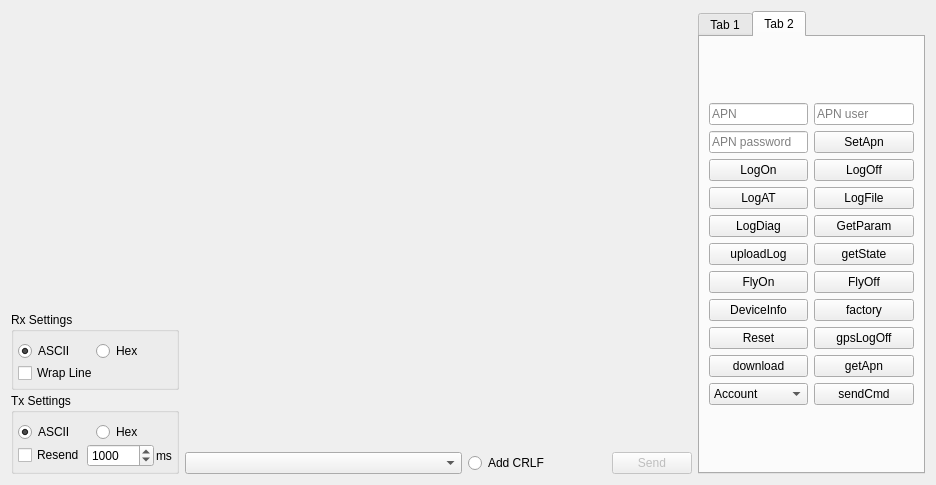
Before: the Qt Designer form SerialTool/ui/terminalview.ui in xfirekylin/SerialTool, drawn with Qt 5.
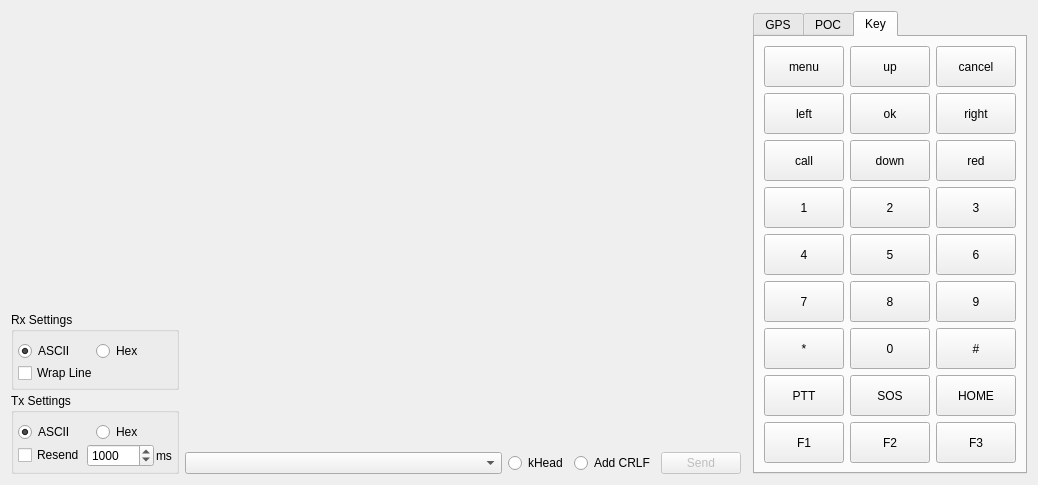
After: the same form once the commit is applied. Custom widgets are drawn as their Qt base class.

Commit message: 增加按键模拟

Diff of the .ui file:
```diff
--- a/SerialTool/ui/terminalview.ui
+++ b/SerialTool/ui/terminalview.ui
@@ -6,7 +6,7 @@
    <rect>
     <x>0</x>
     <y>0</y>
-    <width>936</width>
+    <width>1038</width>
     <height>485</height>
    </rect>
   </property>
@@ -204,14 +204,14 @@
           </widget>
          </item>
          <item>
-          <layout class="QGridLayout" name="gridLayout_7" columnstretch="2,1,1">
+          <layout class="QGridLayout" name="gridLayout_7" columnstretch="2,0,0,0,0">
            <property name="verticalSpacing">
-            <number>3</number>
+            <number>4</number>
            </property>
            <item row="1" column="0">
             <widget class="QComboBox" name="historyBox"/>
            </item>
-           <item row="1" column="2">
+           <item row="1" column="3">
             <widget class="QPushButton" name="sendButton">
              <property name="enabled">
               <bool>false</bool>
@@ -227,7 +227,14 @@
              </property>
             </widget>
            </item>
-           <item row="0" column="0" colspan="3">
+           <item row="1" column="1">
+            <widget class="QRadioButton" name="kHead">
+             <property name="text">
+              <string>kHead</string>
+             </property>
+            </widget>
+           </item>
+           <item row="0" column="0" colspan="5">
             <widget class="TextEdit" name="textEditTx" native="true">
              <property name="sizePolicy">
               <sizepolicy hsizetype="Preferred" vsizetype="Ignored">
@@ -248,7 +255,7 @@
              </property>
             </widget>
            </item>
-           <item row="1" column="1">
+           <item row="1" column="2">
             <widget class="QRadioButton" name="rCL">
              <property name="text">
               <string>Add CRLF</string>
@@ -273,7 +280,7 @@
         <enum>QTabWidget::North</enum>
        </property>
        <property name="currentIndex">
-        <number>1</number>
+        <number>2</number>
        </property>
        <property name="elideMode">
         <enum>Qt::ElideMiddle</enum>
@@ -301,7 +308,7 @@
          <bool>false</bool>
         </property>
         <attribute name="title">
-         <string>Tab 1</string>
+         <string>GPS</string>
         </attribute>
         <layout class="QGridLayout" name="gridLayout_3">
          <item row="0" column="0">
@@ -607,92 +614,59 @@
          </sizepolicy>
         </property>
         <attribute name="title">
-         <string>Tab 2</string>
+         <string>POC</string>
         </attribute>
-        <layout class="QGridLayout" name="gridLayout_5">
-         <item row="0" column="0">
-          <layout class="QGridLayout" name="gridLayout_4">
-           <item row="4" column="1">
-            <widget class="QPushButton" name="LogDiag">
-             <property name="text">
-              <string>LogDiag</string>
+        <layout class="QGridLayout" name="gridLayout_5" columnstretch="0,0">
+         <item row="0" column="1">
+          <layout class="QHBoxLayout" name="horizontalLayout_4">
+           <item>
+            <layout class="QGridLayout" name="gridLayout_4" rowstretch="0,0,0,0,0,0,0,0,0,0,0,0">
+             <property name="sizeConstraint">
+              <enum>QLayout::SetNoConstraint</enum>
              </property>
-            </widget>
-           </item>
-           <item row="7" column="1">
-            <widget class="QPushButton" name="deviceInfo">
-             <property name="text">
-              <string>DeviceInfo</string>
-             </property>
-            </widget>
-           </item>
-           <item row="5" column="1">
-            <widget class="QPushButton" name="uploadLogBtn">
-             <property name="text">
-              <string>uploadLog</string>
-             </property>
-            </widget>
-           </item>
-           <item row="5" column="2">
-            <widget class="QPushButton" name="getstateBtn">
-             <property name="text">
-              <string>getState</string>
-             </property>
-            </widget>
-           </item>
-           <item row="1" column="1">
+             <item row="1" column="0">
             <widget class="QLineEdit" name="apnPwd">
+               <property name="sizePolicy">
+                <sizepolicy hsizetype="Expanding" vsizetype="Expanding">
+                 <horstretch>0</horstretch>
+                 <verstretch>0</verstretch>
+                </sizepolicy>
+               </property>
              <property name="placeholderText">
               <string>APN password</string>
              </property>
             </widget>
            </item>
-           <item row="9" column="2">
-            <widget class="QPushButton" name="getApn">
-             <property name="text">
-              <string>getApn</string>
-             </property>
-            </widget>
-           </item>
-           <item row="3" column="2">
-            <widget class="QPushButton" name="logFileBtn">
+             <item row="9" column="0">
+              <widget class="QPushButton" name="download">
+               <property name="sizePolicy">
+                <sizepolicy hsizetype="Minimum" vsizetype="Expanding">
+                 <horstretch>0</horstretch>
+                 <verstretch>0</verstretch>
+                </sizepolicy>
+               </property>
              <property name="text">
               <string>LogFile</string>
              </property>
             </widget>
            </item>
-           <item row="3" column="1">
-            <widget class="QPushButton" name="LogAT">
-             <property name="text">
-              <string>LogAT</string>
-             </property>
-            </widget>
-           </item>
-           <item row="4" column="2">
-            <widget class="QPushButton" name="getParamBtn">
-             <property name="text">
-              <string>GetParam</string>
-             </property>
-            </widget>
-           </item>
-           <item row="6" column="2">
+             <item row="6" column="1">
             <widget class="QPushButton" name="flyOffBtn">
+               <property name="sizePolicy">
+                <sizepolicy hsizetype="Minimum" vsizetype="Expanding">
+                 <horstretch>0</horstretch>
+                 <verstretch>0</verstretch>
+                </sizepolicy>
+               </property>
              <property name="text">
               <string>FlyOff</string>
              </property>
             </widget>
            </item>
-           <item row="6" column="1">
-            <widget class="QPushButton" name="flyOnBtn">
-             <property name="text">
-              <string>FlyOn</string>
-             </property>
-            </widget>
-           </item>
-           <item row="1" column="2">
-            <widget class="QPushButton" name="setBtn">
+             <item row="4" column="1">
+              <widget class="QPushButton" name="getParamBtn">
              <property name="sizePolicy">
-              <sizepolicy hsizetype="Expanding" vsizetype="Fixed">
+                <sizepolicy hsizetype="Minimum" vsizetype="Expanding">
                <horstretch>0</horstretch>
                <verstretch>0</verstretch>
               </sizepolicy>
@@ -702,76 +676,92 @@
              </property>
             </widget>
            </item>
-           <item row="2" column="1">
+             <item row="2" column="0">
             <widget class="QPushButton" name="logOnBtn">
+               <property name="sizePolicy">
+                <sizepolicy hsizetype="Minimum" vsizetype="Expanding">
+                 <horstretch>0</horstretch>
+                 <verstretch>0</verstretch>
+                </sizepolicy>
+               </property>
              <property name="text">
               <string>LogOn</string>
              </property>
             </widget>
            </item>
-           <item row="8" column="1">
-            <widget class="QPushButton" name="resetBtn">
-             <property name="sizePolicy">
-              <sizepolicy hsizetype="Expanding" vsizetype="Fixed">
-               <horstretch>0</horstretch>
-               <verstretch>0</verstretch>
-              </sizepolicy>
-             </property>
-             <property name="text">
-              <string>Reset</string>
-             </property>
-            </widget>
-           </item>
            <item row="9" column="1">
-            <widget class="QPushButton" name="download">
+              <widget class="QPushButton" name="getApn">
+               <property name="sizePolicy">
+                <sizepolicy hsizetype="Minimum" vsizetype="Expanding">
+                 <horstretch>0</horstretch>
+                 <verstretch>0</verstretch>
+                </sizepolicy>
+               </property>
              <property name="text">
               <string>download</string>
              </property>
             </widget>
            </item>
-           <item row="7" column="2">
-            <widget class="QPushButton" name="factory">
+             <item row="10" column="1">
+              <widget class="QPushButton" name="sendCmd">
+               <property name="sizePolicy">
+                <sizepolicy hsizetype="Minimum" vsizetype="Expanding">
+                 <horstretch>0</horstretch>
+                 <verstretch>0</verstretch>
+                </sizepolicy>
+               </property>
              <property name="text">
               <string>factory</string>
              </property>
             </widget>
            </item>
-           <item row="2" column="2">
+             <item row="2" column="1">
             <widget class="QPushButton" name="logOffBtn">
+               <property name="sizePolicy">
+                <sizepolicy hsizetype="Minimum" vsizetype="Expanding">
+                 <horstretch>0</horstretch>
+                 <verstretch>0</verstretch>
+                </sizepolicy>
+               </property>
              <property name="text">
               <string>LogOff</string>
              </property>
             </widget>
            </item>
-           <item row="8" column="2">
-            <widget class="QPushButton" name="gpsLogOff">
+             <item row="5" column="0">
+              <widget class="QPushButton" name="uploadLogBtn">
+               <property name="sizePolicy">
+                <sizepolicy hsizetype="Minimum" vsizetype="Expanding">
+                 <horstretch>0</horstretch>
+                 <verstretch>0</verstretch>
+                </sizepolicy>
+               </property>
              <property name="text">
               <string>gpsLogOff</string>
              </property>
             </widget>
            </item>
-           <item row="0" column="1">
-            <widget class="QLineEdit" name="APN">
-             <property name="inputMask">
-              <string/>
-             </property>
-             <property name="placeholderText">
-              <string>APN</string>
+             <item row="3" column="1">
+              <widget class="QPushButton" name="logFileBtn">
+               <property name="sizePolicy">
+                <sizepolicy hsizetype="Minimum" vsizetype="Expanding">
+                 <horstretch>0</horstretch>
+                 <verstretch>0</verstretch>
+                </sizepolicy>
+               </property>
+               <property name="text">
+                <string>LogFile</string>
              </property>
             </widget>
            </item>
-           <item row="0" column="2">
-            <widget class="QLineEdit" name="apnUser">
-             <property name="inputMethodHints">
-              <set>Qt::ImhDigitsOnly</set>
-             </property>
-             <property name="placeholderText">
-              <string>APN user</string>
-             </property>
-            </widget>
-           </item>
-           <item row="10" column="1">
+             <item row="10" column="0">
             <widget class="QComboBox" name="cmdlist">
+               <property name="sizePolicy">
+                <sizepolicy hsizetype="Preferred" vsizetype="Expanding">
+                 <horstretch>0</horstretch>
+                 <verstretch>0</verstretch>
+                </sizepolicy>
+               </property>
              <item>
               <property name="text">
                <string>Account</string>
@@ -892,14 +882,551 @@
                <string>at2ui</string>
               </property>
              </item>
-            </widget>
-           </item>
-           <item row="10" column="2">
-            <widget class="QPushButton" name="sendCmd">
+               <item>
+                <property name="text">
+                 <string>simuKeyInput</string>
+                </property>
+               </item>
+              </widget>
+             </item>
+             <item row="1" column="1">
+              <widget class="QPushButton" name="setBtn">
+               <property name="sizePolicy">
+                <sizepolicy hsizetype="Expanding" vsizetype="Expanding">
+                 <horstretch>0</horstretch>
+                 <verstretch>0</verstretch>
+                </sizepolicy>
+               </property>
              <property name="text">
-              <string>sendCmd</string>
-             </property>
-            </widget>
+                <string>SetApn</string>
+               </property>
+              </widget>
+             </item>
+             <item row="0" column="0">
+              <widget class="QLineEdit" name="APN">
+               <property name="sizePolicy">
+                <sizepolicy hsizetype="Expanding" vsizetype="Expanding">
+                 <horstretch>0</horstretch>
+                 <verstretch>0</verstretch>
+                </sizepolicy>
+               </property>
+               <property name="inputMask">
+                <string/>
+               </property>
+               <property name="placeholderText">
+                <string>APN</string>
+               </property>
+              </widget>
+             </item>
+             <item row="11" column="0">
+              <widget class="QPushButton" name="relogin">
+               <property name="sizePolicy">
+                <sizepolicy hsizetype="Minimum" vsizetype="Expanding">
+                 <horstretch>0</horstretch>
+                 <verstretch>0</verstretch>
+                </sizepolicy>
+               </property>
+               <property name="text">
+                <string>relogin</string>
+               </property>
+              </widget>
+             </item>
+             <item row="3" column="0">
+              <widget class="QPushButton" name="LogAT">
+               <property name="sizePolicy">
+                <sizepolicy hsizetype="Minimum" vsizetype="Expanding">
+                 <horstretch>0</horstretch>
+                 <verstretch>0</verstretch>
+                </sizepolicy>
+               </property>
+               <property name="text">
+                <string>LogAT</string>
+               </property>
+              </widget>
+             </item>
+             <item row="8" column="0">
+              <widget class="QPushButton" name="resetBtn">
+               <property name="sizePolicy">
+                <sizepolicy hsizetype="Expanding" vsizetype="Expanding">
+                 <horstretch>0</horstretch>
+                 <verstretch>0</verstretch>
+                </sizepolicy>
+               </property>
+               <property name="text">
+                <string>Reset</string>
+               </property>
+              </widget>
+             </item>
+             <item row="7" column="0">
+              <widget class="QPushButton" name="deviceInfo">
+               <property name="sizePolicy">
+                <sizepolicy hsizetype="Minimum" vsizetype="Expanding">
+                 <horstretch>0</horstretch>
+                 <verstretch>0</verstretch>
+                </sizepolicy>
+               </property>
+               <property name="text">
+                <string>DeviceInfo</string>
+               </property>
+              </widget>
+             </item>
+             <item row="0" column="1">
+              <widget class="QLineEdit" name="apnUser">
+               <property name="sizePolicy">
+                <sizepolicy hsizetype="Expanding" vsizetype="Expanding">
+                 <horstretch>0</horstretch>
+                 <verstretch>0</verstretch>
+                </sizepolicy>
+               </property>
+               <property name="inputMethodHints">
+                <set>Qt::ImhDigitsOnly</set>
+               </property>
+               <property name="placeholderText">
+                <string>APN user</string>
+               </property>
+              </widget>
+             </item>
+             <item row="5" column="1">
+              <widget class="QPushButton" name="getstateBtn">
+               <property name="sizePolicy">
+                <sizepolicy hsizetype="Minimum" vsizetype="Expanding">
+                 <horstretch>0</horstretch>
+                 <verstretch>0</verstretch>
+                </sizepolicy>
+               </property>
+               <property name="text">
+                <string>getState</string>
+               </property>
+              </widget>
+             </item>
+             <item row="6" column="0">
+              <widget class="QPushButton" name="flyOnBtn">
+               <property name="sizePolicy">
+                <sizepolicy hsizetype="Minimum" vsizetype="Expanding">
+                 <horstretch>0</horstretch>
+                 <verstretch>0</verstretch>
+                </sizepolicy>
+               </property>
+               <property name="text">
+                <string>FlyOn</string>
+               </property>
+              </widget>
+             </item>
+             <item row="8" column="1">
+              <widget class="QPushButton" name="gpsLogOff">
+               <property name="sizePolicy">
+                <sizepolicy hsizetype="Minimum" vsizetype="Expanding">
+                 <horstretch>0</horstretch>
+                 <verstretch>0</verstretch>
+                </sizepolicy>
+               </property>
+               <property name="text">
+                <string>gpsLogOff</string>
+               </property>
+              </widget>
+             </item>
+             <item row="7" column="1">
+              <widget class="QPushButton" name="factory">
+               <property name="sizePolicy">
+                <sizepolicy hsizetype="Minimum" vsizetype="Expanding">
+                 <horstretch>0</horstretch>
+                 <verstretch>0</verstretch>
+                </sizepolicy>
+               </property>
+               <property name="text">
+                <string>factory</string>
+               </property>
+              </widget>
+             </item>
+             <item row="4" column="0">
+              <widget class="QPushButton" name="LogDiag">
+               <property name="sizePolicy">
+                <sizepolicy hsizetype="Minimum" vsizetype="Expanding">
+                 <horstretch>0</horstretch>
+                 <verstretch>0</verstretch>
+                </sizepolicy>
+               </property>
+               <property name="text">
+                <string>LogDiag</string>
+               </property>
+              </widget>
+             </item>
+            </layout>
+           </item>
+          </layout>
+         </item>
+        </layout>
+       </widget>
+       <widget class="QWidget" name="tab_3">
+        <property name="sizePolicy">
+         <sizepolicy hsizetype="Expanding" vsizetype="Expanding">
+          <horstretch>1</horstretch>
+          <verstretch>1</verstretch>
+         </sizepolicy>
+        </property>
+        <attribute name="title">
+         <string>Key</string>
+        </attribute>
+        <layout class="QHBoxLayout" name="horizontalLayout_6">
+         <item>
+          <layout class="QHBoxLayout" name="horizontalLayout_5">
+           <item>
+            <layout class="QGridLayout" name="gridLayout_6">
+             <property name="sizeConstraint">
+              <enum>QLayout::SetNoConstraint</enum>
+             </property>
+             <item row="5" column="1">
+              <widget class="QPushButton" name="key5">
+               <property name="sizePolicy">
+                <sizepolicy hsizetype="Expanding" vsizetype="Expanding">
+                 <horstretch>0</horstretch>
+                 <verstretch>0</verstretch>
+                </sizepolicy>
+               </property>
+               <property name="text">
+                <string>5</string>
+               </property>
+              </widget>
+             </item>
+             <item row="6" column="1">
+              <widget class="QPushButton" name="key8">
+               <property name="sizePolicy">
+                <sizepolicy hsizetype="Expanding" vsizetype="Expanding">
+                 <horstretch>0</horstretch>
+                 <verstretch>0</verstretch>
+                </sizepolicy>
+               </property>
+               <property name="text">
+                <string>8</string>
+               </property>
+              </widget>
+             </item>
+             <item row="0" column="0">
+              <widget class="QPushButton" name="keyMenu">
+               <property name="sizePolicy">
+                <sizepolicy hsizetype="Expanding" vsizetype="Expanding">
+                 <horstretch>0</horstretch>
+                 <verstretch>0</verstretch>
+                </sizepolicy>
+               </property>
+               <property name="text">
+                <string>menu</string>
+               </property>
+              </widget>
+             </item>
+             <item row="2" column="0">
+              <widget class="QPushButton" name="keyLeft">
+               <property name="sizePolicy">
+                <sizepolicy hsizetype="Expanding" vsizetype="Expanding">
+                 <horstretch>0</horstretch>
+                 <verstretch>0</verstretch>
+                </sizepolicy>
+               </property>
+               <property name="text">
+                <string>left</string>
+               </property>
+              </widget>
+             </item>
+             <item row="3" column="0">
+              <widget class="QPushButton" name="keyCall">
+               <property name="sizePolicy">
+                <sizepolicy hsizetype="Expanding" vsizetype="Expanding">
+                 <horstretch>0</horstretch>
+                 <verstretch>0</verstretch>
+                </sizepolicy>
+               </property>
+               <property name="text">
+                <string>call</string>
+               </property>
+              </widget>
+             </item>
+             <item row="6" column="0">
+              <widget class="QPushButton" name="key7">
+               <property name="sizePolicy">
+                <sizepolicy hsizetype="Expanding" vsizetype="Expanding">
+                 <horstretch>0</horstretch>
+                 <verstretch>0</verstretch>
+                </sizepolicy>
+               </property>
+               <property name="text">
+                <string>7</string>
+               </property>
+              </widget>
+             </item>
+             <item row="8" column="2">
+              <widget class="QPushButton" name="keyHome">
+               <property name="sizePolicy">
+                <sizepolicy hsizetype="Expanding" vsizetype="Expanding">
+                 <horstretch>0</horstretch>
+                 <verstretch>0</verstretch>
+                </sizepolicy>
+               </property>
+               <property name="text">
+                <string>HOME</string>
+               </property>
+              </widget>
+             </item>
+             <item row="4" column="2">
+              <widget class="QPushButton" name="key3">
+               <property name="sizePolicy">
+                <sizepolicy hsizetype="Expanding" vsizetype="Expanding">
+                 <horstretch>0</horstretch>
+                 <verstretch>0</verstretch>
+                </sizepolicy>
+               </property>
+               <property name="text">
+                <string>3</string>
+               </property>
+              </widget>
+             </item>
+             <item row="7" column="0">
+              <widget class="QPushButton" name="keyStar">
+               <property name="sizePolicy">
+                <sizepolicy hsizetype="Expanding" vsizetype="Expanding">
+                 <horstretch>0</horstretch>
+                 <verstretch>0</verstretch>
+                </sizepolicy>
+               </property>
+               <property name="text">
+                <string>*</string>
+               </property>
+              </widget>
+             </item>
+             <item row="7" column="2">
+              <widget class="QPushButton" name="keyHash">
+               <property name="sizePolicy">
+                <sizepolicy hsizetype="Expanding" vsizetype="Expanding">
+                 <horstretch>0</horstretch>
+                 <verstretch>0</verstretch>
+                </sizepolicy>
+               </property>
+               <property name="text">
+                <string>#</string>
+               </property>
+              </widget>
+             </item>
+             <item row="2" column="1">
+              <widget class="QPushButton" name="keyOk">
+               <property name="sizePolicy">
+                <sizepolicy hsizetype="Expanding" vsizetype="Expanding">
+                 <horstretch>0</horstretch>
+                 <verstretch>0</verstretch>
+                </sizepolicy>
+               </property>
+               <property name="text">
+                <string>ok</string>
+               </property>
+              </widget>
+             </item>
+             <item row="3" column="1">
+              <widget class="QPushButton" name="keyDown">
+               <property name="sizePolicy">
+                <sizepolicy hsizetype="Expanding" vsizetype="Expanding">
+                 <horstretch>0</horstretch>
+                 <verstretch>0</verstretch>
+                </sizepolicy>
+               </property>
+               <property name="text">
+                <string>down</string>
+               </property>
+              </widget>
+             </item>
+             <item row="5" column="2">
+              <widget class="QPushButton" name="key6">
+               <property name="sizePolicy">
+                <sizepolicy hsizetype="Expanding" vsizetype="Expanding">
+                 <horstretch>0</horstretch>
+                 <verstretch>0</verstretch>
+                </sizepolicy>
+               </property>
+               <property name="text">
+                <string>6</string>
+               </property>
+              </widget>
+             </item>
+             <item row="0" column="2">
+              <widget class="QPushButton" name="keyCancel">
+               <property name="sizePolicy">
+                <sizepolicy hsizetype="Expanding" vsizetype="Expanding">
+                 <horstretch>0</horstretch>
+                 <verstretch>0</verstretch>
+                </sizepolicy>
+               </property>
+               <property name="text">
+                <string>cancel</string>
+               </property>
+              </widget>
+             </item>
+             <item row="3" column="2">
+              <widget class="QPushButton" name="keyRed">
+               <property name="sizePolicy">
+                <sizepolicy hsizetype="Expanding" vsizetype="Expanding">
+                 <horstretch>0</horstretch>
+                 <verstretch>0</verstretch>
+                </sizepolicy>
+               </property>
+               <property name="text">
+                <string>red</string>
+               </property>
+              </widget>
+             </item>
+             <item row="7" column="1">
+              <widget class="QPushButton" name="key0">
+               <property name="sizePolicy">
+                <sizepolicy hsizetype="Expanding" vsizetype="Expanding">
+                 <horstretch>0</horstretch>
+                 <verstretch>0</verstretch>
+                </sizepolicy>
+               </property>
+               <property name="text">
+                <string>0</string>
+               </property>
+              </widget>
+             </item>
+             <item row="8" column="1">
+              <widget class="QPushButton" name="keySos">
+               <property name="sizePolicy">
+                <sizepolicy hsizetype="Expanding" vsizetype="Expanding">
+                 <horstretch>0</horstretch>
+                 <verstretch>0</verstretch>
+                </sizepolicy>
+               </property>
+               <property name="text">
+                <string>SOS</string>
+               </property>
+              </widget>
+             </item>
+             <item row="2" column="2">
+              <widget class="QPushButton" name="keyRight">
+               <property name="sizePolicy">
+                <sizepolicy hsizetype="Expanding" vsizetype="Expanding">
+                 <horstretch>0</horstretch>
+                 <verstretch>0</verstretch>
+                </sizepolicy>
+               </property>
+               <property name="text">
+                <string>right</string>
+               </property>
+              </widget>
+             </item>
+             <item row="0" column="1">
+              <widget class="QPushButton" name="keyUp">
+               <property name="sizePolicy">
+                <sizepolicy hsizetype="Expanding" vsizetype="Expanding">
+                 <horstretch>0</horstretch>
+                 <verstretch>0</verstretch>
+                </sizepolicy>
+               </property>
+               <property name="text">
+                <string>up</string>
+               </property>
+              </widget>
+             </item>
+             <item row="8" column="0">
+              <widget class="QPushButton" name="keyPtt">
+               <property name="sizePolicy">
+                <sizepolicy hsizetype="Expanding" vsizetype="Expanding">
+                 <horstretch>0</horstretch>
+                 <verstretch>0</verstretch>
+                </sizepolicy>
+               </property>
+               <property name="text">
+                <string>PTT</string>
+               </property>
+              </widget>
+             </item>
+             <item row="6" column="2">
+              <widget class="QPushButton" name="key9">
+               <property name="sizePolicy">
+                <sizepolicy hsizetype="Expanding" vsizetype="Expanding">
+                 <horstretch>0</horstretch>
+                 <verstretch>0</verstretch>
+                </sizepolicy>
+               </property>
+               <property name="text">
+                <string>9</string>
+               </property>
+              </widget>
+             </item>
+             <item row="4" column="1">
+              <widget class="QPushButton" name="key2">
+               <property name="sizePolicy">
+                <sizepolicy hsizetype="Expanding" vsizetype="Expanding">
+                 <horstretch>0</horstretch>
+                 <verstretch>0</verstretch>
+                </sizepolicy>
+               </property>
+               <property name="text">
+                <string>2</string>
+               </property>
+              </widget>
+             </item>
+             <item row="5" column="0">
+              <widget class="QPushButton" name="key4">
+               <property name="sizePolicy">
+                <sizepolicy hsizetype="Expanding" vsizetype="Expanding">
+                 <horstretch>0</horstretch>
+                 <verstretch>0</verstretch>
+                </sizepolicy>
+               </property>
+               <property name="text">
+                <string>4</string>
+               </property>
+              </widget>
+             </item>
+             <item row="4" column="0">
+              <widget class="QPushButton" name="key1">
+               <property name="sizePolicy">
+                <sizepolicy hsizetype="Expanding" vsizetype="Expanding">
+                 <horstretch>0</horstretch>
+                 <verstretch>0</verstretch>
+                </sizepolicy>
+               </property>
+               <property name="text">
+                <string>1</string>
+               </property>
+              </widget>
+             </item>
+             <item row="9" column="0">
+              <widget class="QPushButton" name="keyF1">
+               <property name="sizePolicy">
+                <sizepolicy hsizetype="Expanding" vsizetype="Expanding">
+                 <horstretch>0</horstretch>
+                 <verstretch>0</verstretch>
+                </sizepolicy>
+               </property>
+               <property name="text">
+                <string>F1</string>
+               </property>
+              </widget>
+             </item>
+             <item row="9" column="1">
+              <widget class="QPushButton" name="keyF2">
+               <property name="sizePolicy">
+                <sizepolicy hsizetype="Expanding" vsizetype="Expanding">
+                 <horstretch>0</horstretch>
+                 <verstretch>0</verstretch>
+                </sizepolicy>
+               </property>
+               <property name="text">
+                <string>F2</string>
+               </property>
+              </widget>
+             </item>
+             <item row="9" column="2">
+              <widget class="QPushButton" name="keyF3">
+               <property name="sizePolicy">
+                <sizepolicy hsizetype="Expanding" vsizetype="Expanding">
+                 <horstretch>0</horstretch>
+                 <verstretch>0</verstretch>
+                </sizepolicy>
+               </property>
+               <property name="text">
+                <string>F3</string>
+               </property>
+              </widget>
+             </item>
+            </layout>
            </item>
           </layout>
          </item>
```
Left out of the diff: 41 changed lines with no effect on the pictures. Lines whose indentation alone changed are shown as unchanged. The commit also changes 2 other files.
